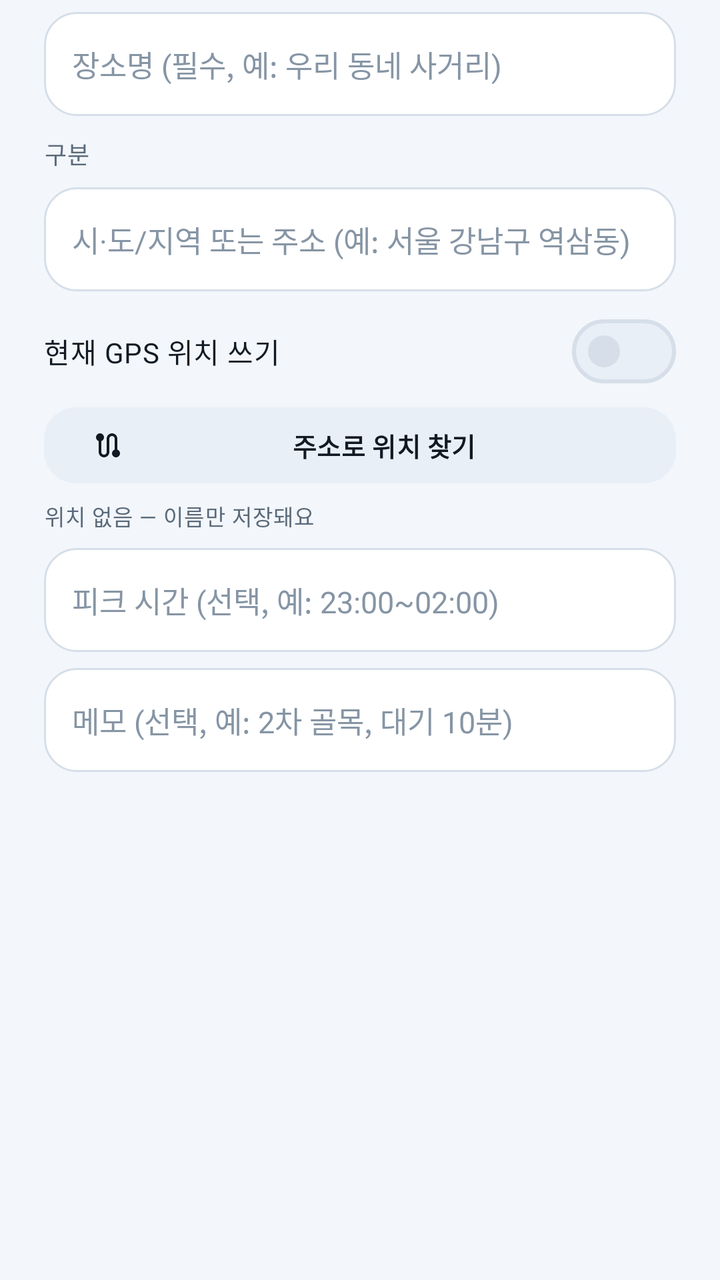
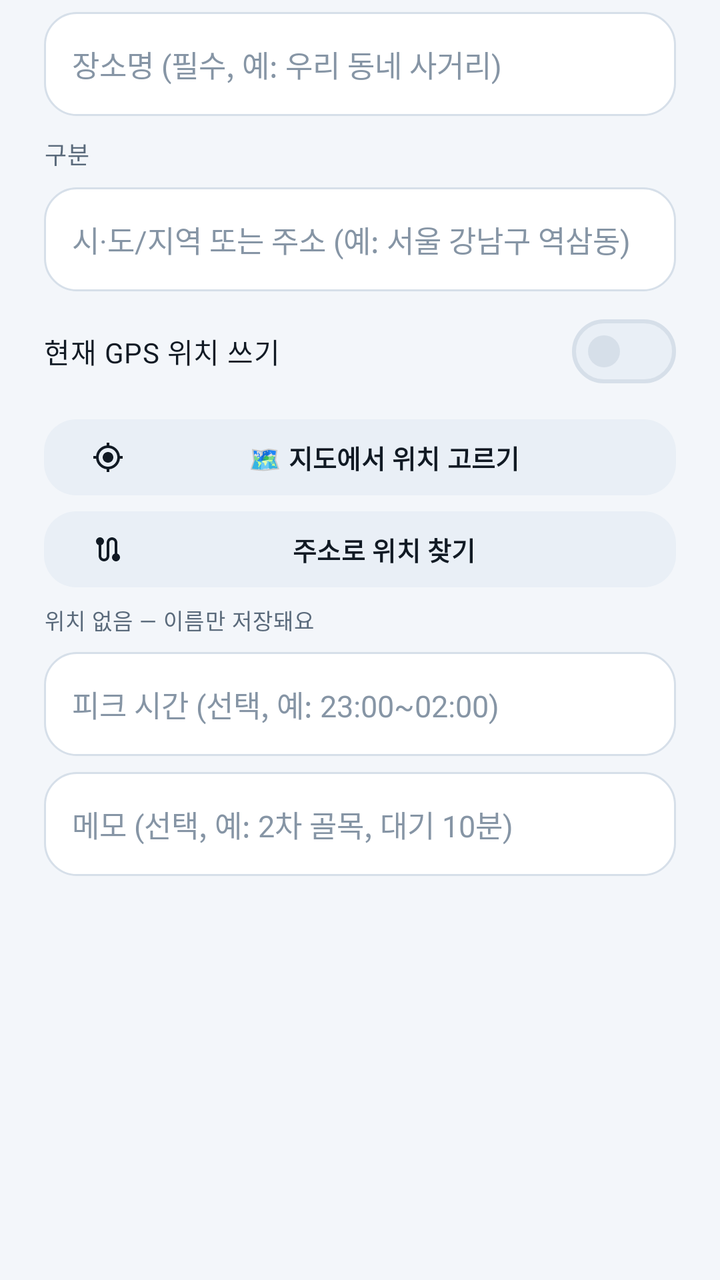

The first picture is an Android layout as it rendered before a commit; the second is the same layout after the commit. The layout source and the unified diff follow.
<!-- AndroidManifest.xml: application theme Theme.DaeriLedger -->
<!-- res/layout/dialog_callspot_add.xml -->
<?xml version="1.0" encoding="utf-8"?>
<LinearLayout xmlns:android="http://schemas.android.com/apk/res/android"
    xmlns:app="http://schemas.android.com/apk/res-auto"
    android:layout_width="match_parent"
    android:layout_height="wrap_content"
    android:orientation="vertical"
    android:paddingHorizontal="22dp"
    android:paddingTop="6dp"
    android:paddingBottom="4dp">

    <EditText
        android:id="@+id/spotNameInput"
        android:layout_width="match_parent"
        android:layout_height="52dp"
        android:background="@drawable/bg_amount_field"
        android:hint="장소명 (필수, 예: 우리 동네 사거리)"
        android:imeOptions="actionNext"
        android:importantForAutofill="no"
        android:inputType="text"
        android:maxLength="30"
        android:paddingHorizontal="14dp"
        android:textColor="@color/text_primary"
        android:textColorHint="@color/text_tertiary"
        android:textSize="15sp" />

    <LinearLayout
        android:layout_width="match_parent"
        android:layout_height="wrap_content"
        android:layout_marginTop="10dp"
        android:gravity="center_vertical"
        android:orientation="horizontal">

        <TextView
            style="@style/Text.Daeri.Label"
            android:layout_width="wrap_content"
            android:layout_height="wrap_content"
            android:layout_marginEnd="10dp"
            android:text="구분" />

        <com.google.android.material.chip.ChipGroup
            android:id="@+id/spotServiceChips"
            android:layout_width="wrap_content"
            android:layout_height="wrap_content"
            app:chipSpacingHorizontal="6dp"
            app:singleLine="true"
            app:singleSelection="true" />
    </LinearLayout>

    <EditText
        android:id="@+id/spotAreaInput"
        android:layout_width="match_parent"
        android:layout_height="52dp"
        android:layout_marginTop="8dp"
        android:background="@drawable/bg_amount_field"
        android:hint="시·도/지역 또는 주소 (예: 서울 강남구 역삼동)"
        android:imeOptions="actionNext"
        android:importantForAutofill="no"
        android:inputType="text"
        android:maxLength="60"
        android:paddingHorizontal="14dp"
        android:textColor="@color/text_primary"
        android:textColorHint="@color/text_tertiary"
        android:textSize="15sp" />

    <com.google.android.material.materialswitch.MaterialSwitch
        android:id="@+id/useLocationSwitch"
        android:layout_width="match_parent"
        android:layout_height="wrap_content"
        android:layout_marginTop="6dp"
        android:minHeight="48dp"
        android:text="현재 GPS 위치 쓰기"
        android:textColor="@color/text_primary"
        android:textSize="14sp" />

    <com.google.android.material.button.MaterialButton
        android:id="@+id/findAddressButton"
        style="@style/Widget.Daeri.Button.Tonal"
        android:layout_width="match_parent"
        android:layout_height="46dp"
        android:minHeight="46dp"
        android:text="주소로 위치 찾기"
        android:textSize="13sp"
        app:icon="@drawable/ic_route"
        app:iconSize="16dp" />

    <TextView
        android:id="@+id/locationValueText"
        style="@style/Text.Daeri.Label"
        android:layout_width="match_parent"
        android:layout_height="wrap_content"
        android:layout_marginTop="4dp"
        android:text="위치 없음 — 이름만 저장돼요"
        android:textSize="11sp" />

    <EditText
        android:id="@+id/spotPeakInput"
        android:layout_width="match_parent"
        android:layout_height="52dp"
        android:layout_marginTop="8dp"
        android:background="@drawable/bg_amount_field"
        android:hint="피크 시간 (선택, 예: 23:00~02:00)"
        android:imeOptions="actionNext"
        android:importantForAutofill="no"
        android:inputType="text"
        android:maxLength="30"
        android:paddingHorizontal="14dp"
        android:textColor="@color/text_primary"
        android:textColorHint="@color/text_tertiary"
        android:textSize="15sp" />

    <EditText
        android:id="@+id/spotMemoInput"
        android:layout_width="match_parent"
        android:layout_height="52dp"
        android:layout_marginTop="8dp"
        android:background="@drawable/bg_amount_field"
        android:hint="메모 (선택, 예: 2차 골목, 대기 10분)"
        android:imeOptions="actionDone"
        android:importantForAutofill="no"
        android:inputType="text"
        android:maxLength="60"
        android:paddingHorizontal="14dp"
        android:textColor="@color/text_primary"
        android:textColorHint="@color/text_tertiary"
        android:textSize="15sp" />

</LinearLayout>
<!-- resources referenced by this layout -->
<resources>
  <color name="text_primary">#111A24</color>
  <color name="text_tertiary">#8695A5</color>
  <!-- drawable bg_amount_field (drawable) -->
  <?xml version="1.0" encoding="utf-8"?>
  <shape xmlns:android="http://schemas.android.com/apk/res/android" android:shape="rectangle">
      <solid android:color="@color/surface" />
      <corners android:radius="16dp" />
      <stroke android:width="1dp" android:color="@color/outline" />
  </shape>
  <style name="Text.Daeri.Label" parent="TextAppearance.Material3.BodySmall">
          <item name="android:textSize">12sp</item>
          <item name="android:textColor">@color/text_secondary</item>
      </style>
  <style name="Widget.Daeri.Button.Tonal" parent="Widget.Material3.Button.TonalButton">
          <item name="android:minHeight">52dp</item>
          <item name="android:textSize">15sp</item>
          <item name="android:textStyle">bold</item>
          <item name="backgroundTint">@color/surface_high</item>
          <item name="android:textColor">@color/text_primary</item>
          <item name="cornerRadius">16dp</item>
          <item name="iconTint">@color/text_primary</item>
      </style>
  <style name="Theme.DaeriLedger" parent="Theme.DaeriLedger.Base" />
  <color name="surface">#FFFFFF</color>
  <color name="outline">#D6DFE9</color>
  <color name="text_secondary">#5A6A7B</color>
  <color name="surface_high">#E9EFF6</color>
  <color name="accent">#B87400</color>
  <color name="on_accent">#FFFFFF</color>
  <color name="accent_dim">#FFF0D2</color>
  <color name="profit">#0E8A4F</color>
  <color name="profit_dim">#E1F6EB</color>
  <color name="chart_bar">#2E6BC4</color>
  <color name="bg">#F3F6FA</color>
  <color name="surface_alt">#FFFFFF</color>
  <color name="divider">#E7EDF4</color>
  <color name="loss">#C93A3A</color>
  <style name="ThemeOverlay.Daeri.Dialog" parent="ThemeOverlay.Material3.MaterialAlertDialog">
          <item name="colorSurface">@color/surface_alt</item>
          <item name="colorOnSurface">@color/text_primary</item>
          <item name="colorOnSurfaceVariant">@color/text_secondary</item>
          <item name="shapeAppearanceOverlay">@style/Shape.Daeri.Large</item>
      </style>
  <style name="ThemeOverlay.Daeri.BottomSheet" parent="ThemeOverlay.Material3.BottomSheetDialog">
          <item name="colorSurface">@color/surface_alt</item>
          <item name="bottomSheetStyle">@style/Widget.Daeri.BottomSheet</item>
      </style>
  <style name="Shape.Daeri.ExtraSmall" parent="ShapeAppearance.Material3.Corner.ExtraSmall">
          <item name="cornerSize">8dp</item>
      </style>
  <style name="Shape.Daeri.Small" parent="ShapeAppearance.Material3.Corner.Small">
          <item name="cornerSize">12dp</item>
      </style>
  <style name="Shape.Daeri.Medium" parent="ShapeAppearance.Material3.Corner.Medium">
          <item name="cornerSize">18dp</item>
      </style>
  <style name="Shape.Daeri.Large" parent="ShapeAppearance.Material3.Corner.Large">
          <item name="cornerSize">26dp</item>
      </style>
  <style name="Widget.Daeri.BottomSheet" parent="Widget.Material3.BottomSheet.Modal">
          <item name="shapeAppearance">@style/Shape.Daeri.Large</item>
          <item name="backgroundTint">@color/surface_alt</item>
      </style>
  <!-- unchanged entries left out for length: 2 -->
</resources>

<!-- the commit's change to res/layout/dialog_callspot_add.xml (unified diff, before → after) -->
@@ -73,6 +73,18 @@
         android:textSize="14sp" />
 
     <com.google.android.material.button.MaterialButton
+        android:id="@+id/pickOnMapButton"
+        style="@style/Widget.Daeri.Button.Tonal"
+        android:layout_width="match_parent"
+        android:layout_height="46dp"
+        android:layout_marginTop="6dp"
+        android:minHeight="46dp"
+        android:text="🗺️ 지도에서 위치 고르기"
+        android:textSize="13sp"
+        app:icon="@drawable/ic_my_location"
+        app:iconSize="16dp" />
+
+    <com.google.android.material.button.MaterialButton
         android:id="@+id/findAddressButton"
         style="@style/Widget.Daeri.Button.Tonal"
         android:layout_width="match_parent"
<!-- resource entries referenced after the edit -->
@@ -9,6 +9,14 @@
       <corners android:radius="16dp" />
       <stroke android:width="1dp" android:color="@color/outline" />
   </shape>
+  <!-- drawable ic_my_location (drawable) -->
+  <?xml version="1.0" encoding="utf-8"?>
+  <vector xmlns:android="http://schemas.android.com/apk/res/android"
+      android:width="24dp" android:height="24dp"
+      android:viewportWidth="24" android:viewportHeight="24"
+      android:tint="?attr/colorControlNormal">
+      <path android:fillColor="@android:color/white" android:pathData="M12,8c-2.21,0 -4,1.79 -4,4s1.79,4 4,4 4,-1.79 4,-4 -1.79,-4 -4,-4zM20.94,11c-0.46,-4.17 -3.77,-7.48 -7.94,-7.94L13,1h-2v2.06C6.83,3.52 3.52,6.83 3.06,11L1,11v2h2.06c0.46,4.17 3.77,7.48 7.94,7.94L11,23h2v-2.06c4.17,-0.46 7.48,-3.77 7.94,-7.94L23,13v-2h-2.06zM12,19c-3.87,0 -7,-3.13 -7,-7s3.13,-7 7,-7 7,3.13 7,7 -3.13,7 -7,7z" />
+  </vector>
   <style name="Text.Daeri.Label" parent="TextAppearance.Material3.BodySmall">
           <item name="android:textSize">12sp</item>
           <item name="android:textColor">@color/text_secondary</item>
